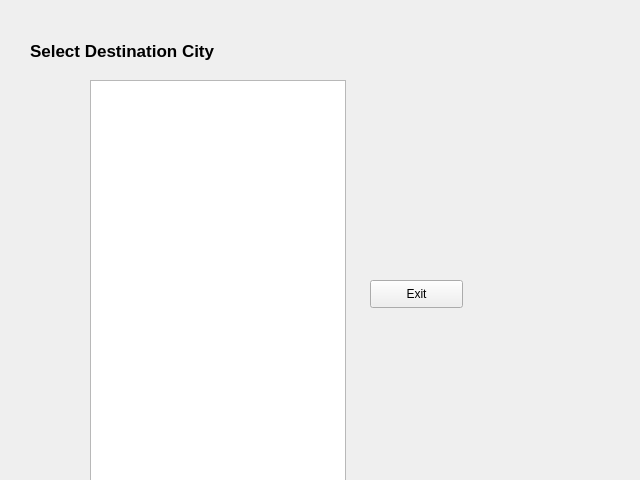
moetaei/CS1D-Basketball, file CS1D-Basketball-master/Basketball/next.ui: the form before one commit.
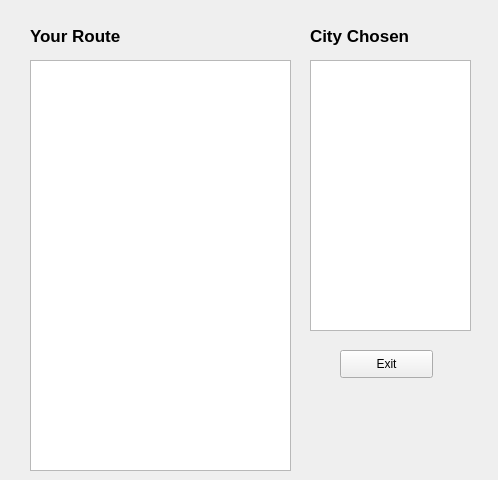
The form after the commit.

```diff
--- a/CS1D-Basketball-master/Basketball/next.ui
+++ b/CS1D-Basketball-master/Basketball/next.ui
@@ -6,7 +6,7 @@
    <rect>
     <x>0</x>
     <y>0</y>
-    <width>640</width>
+    <width>498</width>
     <height>480</height>
    </rect>
   </property>
@@ -30,9 +30,9 @@
    <property name="geometry">
     <rect>
      <x>30</x>
-     <y>30</y>
-     <width>331</width>
-     <height>41</height>
+     <y>20</y>
+     <width>101</width>
+     <height>31</height>
     </rect>
    </property>
    <property name="font">
@@ -43,31 +43,21 @@
      <kerning>true</kerning>
     </font>
    </property>
+   <property name="layoutDirection">
+    <enum>Qt::LeftToRight</enum>
+   </property>
    <property name="text">
-    <string>Select Destination City</string>
+    <string>Your Route</string>
    </property>
    <property name="textFormat">
     <enum>Qt::PlainText</enum>
    </property>
   </widget>
-  <widget class="QListWidget" name="newList">
-   <property name="geometry">
-    <rect>
-     <x>90</x>
-     <y>80</y>
-     <width>256</width>
-     <height>421</height>
-    </rect>
-   </property>
-   <property name="selectionMode">
-    <enum>QAbstractItemView::MultiSelection</enum>
-   </property>
-  </widget>
   <widget class="QPushButton" name="exitButton">
    <property name="geometry">
     <rect>
-     <x>370</x>
-     <y>280</y>
+     <x>340</x>
+     <y>350</y>
      <width>93</width>
      <height>28</height>
     </rect>
@@ -76,6 +66,53 @@
     <string>Exit</string>
    </property>
   </widget>
+  <widget class="QTextBrowser" name="route">
+   <property name="geometry">
+    <rect>
+     <x>30</x>
+     <y>60</y>
+     <width>261</width>
+     <height>411</height>
+    </rect>
+   </property>
+  </widget>
+  <widget class="QTextBrowser" name="cityList">
+   <property name="geometry">
+    <rect>
+     <x>310</x>
+     <y>60</y>
+     <width>161</width>
+     <height>271</height>
+    </rect>
+   </property>
+  </widget>
+  <widget class="QLabel" name="label_2">
+   <property name="geometry">
+    <rect>
+     <x>310</x>
+     <y>20</y>
+     <width>171</width>
+     <height>31</height>
+    </rect>
+   </property>
+   <property name="font">
+    <font>
+     <pointsize>13</pointsize>
+     <weight>75</weight>
+     <bold>true</bold>
+     <kerning>true</kerning>
+    </font>
+   </property>
+   <property name="layoutDirection">
+    <enum>Qt::LeftToRight</enum>
+   </property>
+   <property name="text">
+    <string>City Chosen</string>
+   </property>
+   <property name="textFormat">
+    <enum>Qt::PlainText</enum>
+   </property>
+  </widget>
  </widget>
  <resources/>
  <connections>
```
